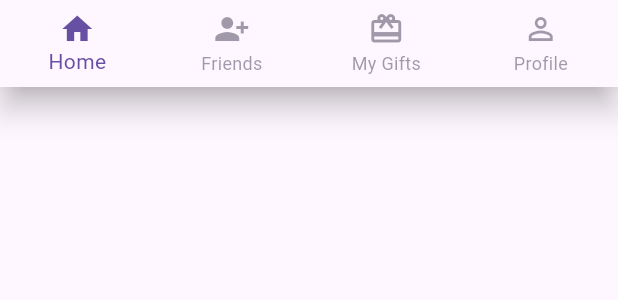
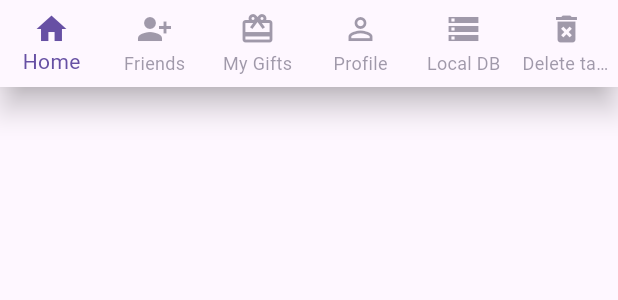
Before and after one commit to AbdulrahmanMaged/hedieaty_app, a Flutter app: the BottomNavBar widget shown alone on an empty page, opened directly with empty values, on a phone screen of 412 x 824 dp. Shown: the top 300 px of the screen. Run offline on Flutter 3.47's test engine with Material 3 defaults, Android fonts, the phone set to English and light mode, and no system bars; our stand-ins replace cloud_firestore, firebase_auth, firebase_core, google_fonts, sqflite; accounts and stored records are empty.

Commit message:
added local db helpers -delete table -print tables

```diff
--- a/lib/mainApp/widgets/bottom_nav_bar.dart
+++ b/lib/mainApp/widgets/bottom_nav_bar.dart
@@ -42,6 +42,16 @@ class BottomNavBar extends StatelessWidget {
           label: 'Profile',
           tooltip: 'View Profile',
         ),
+        BottomNavigationBarItem(
+          icon: Icon(Icons.storage),
+          label: 'Local DB',
+          tooltip: 'test local',
+        ),
+        BottomNavigationBarItem(
+          icon: Icon(Icons.delete_forever),
+          label: 'Delete table',
+          tooltip: 'test local',
+        ),
       ],
     );
   }
```
Also changed, not shown: lib/mainApp/widgets/home.dart (+16 -0 lines), lib/services/database/local/database_helper.dart (+41 -0 lines).
